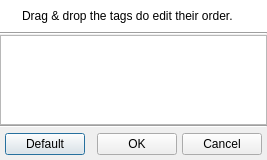
Before: the Qt Designer form uman/src/preferences/QUTagOrderDialog.ui in UltraStar-Deluxe/UltraStar-Manager, drawn with Qt 5.
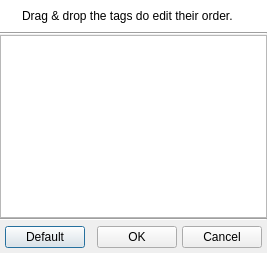
After: the same form once the commit is applied. Icons and pictures are not drawn.

The edit to the form file:
```diff
--- a/uman/src/preferences/QUTagOrderDialog.ui
+++ b/uman/src/preferences/QUTagOrderDialog.ui
@@ -1,12 +1,12 @@
 <ui version="4.0" >
  <class>QUTagOrderDialog</class>
- <widget class="QDialog" name="QUTagOrderDialog" >
-  <property name="geometry" >
+ <widget class="QDialog" name="QUTagOrderDialog">
+  <property name="geometry">
    <rect>
     <x>0</x>
     <y>0</y>
     <width>267</width>
-    <height>160</height>
+    <height>253</height>
    </rect>
   </property>
   <property name="windowTitle" >
```
Left out of the diff: 145 changed lines with no effect on the pictures.
